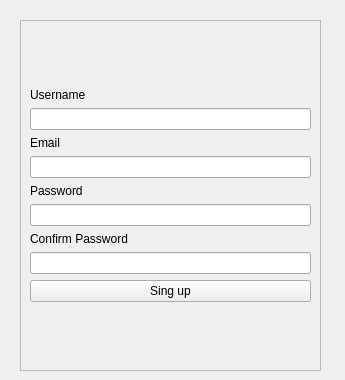
The window that ui/pages/Register.ui (agadrian/DIN-PyQt6-Persistencia) describes before a commit, drawn with Qt 5.
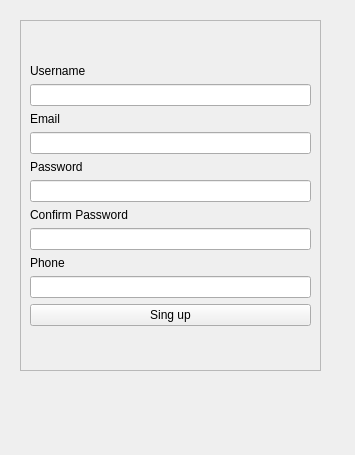
The same window after the commit.

The edit to the form file:
```diff
--- a/ui/pages/Register.ui
+++ b/ui/pages/Register.ui
@@ -6,8 +6,8 @@
    <rect>
     <x>0</x>
     <y>0</y>
-    <width>345</width>
-    <height>380</height>
+    <width>355</width>
+    <height>455</height>
    </rect>
   </property>
   <property name="minimumSize">
@@ -111,6 +111,26 @@
       <item>
        <widget class="QLineEdit" name="lineEdit_confirmPassword"/>
       </item>
+      <item>
+       <widget class="QLabel" name="label_phone">
+        <property name="sizePolicy">
+         <sizepolicy hsizetype="Preferred" vsizetype="Fixed">
+          <horstretch>0</horstretch>
+          <verstretch>0</verstretch>
+         </sizepolicy>
+        </property>
+        <property name="text">
+         <string>Phone</string>
+        </property>
+       </widget>
+      </item>
+      <item>
+       <widget class="QLineEdit" name="lineEdit_phone">
+        <property name="echoMode">
+         <enum>QLineEdit::EchoMode::Password</enum>
+        </property>
+       </widget>
+      </item>
       <item>
        <widget class="QPushButton" name="btn_singup">
         <property name="text">
```
